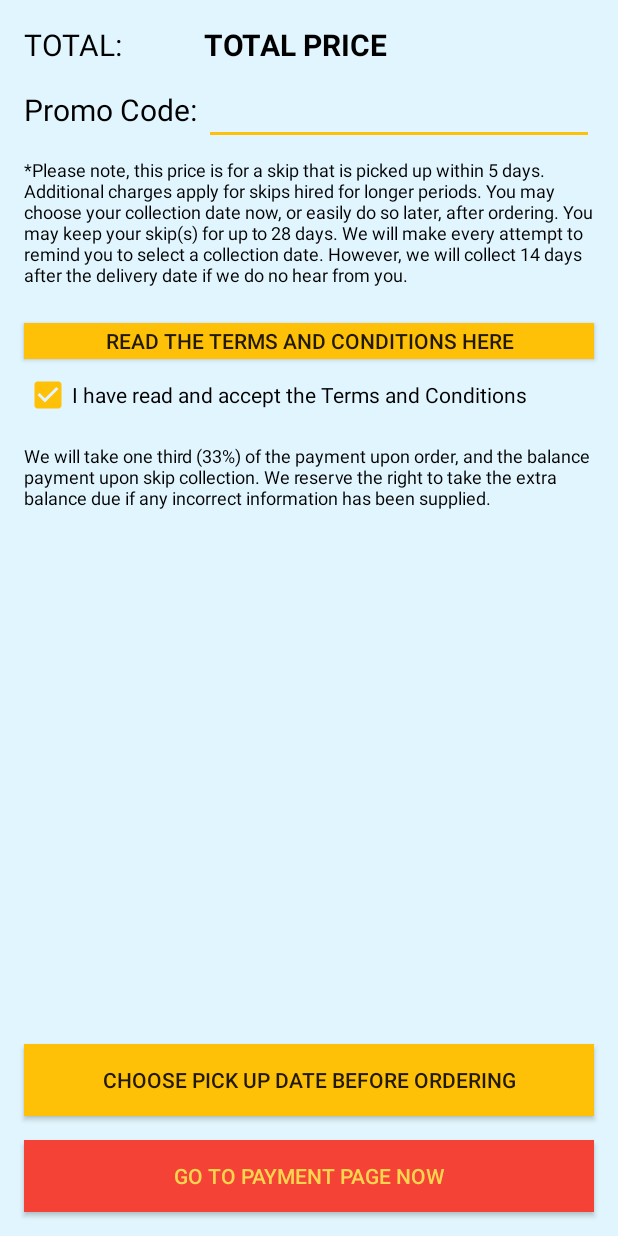
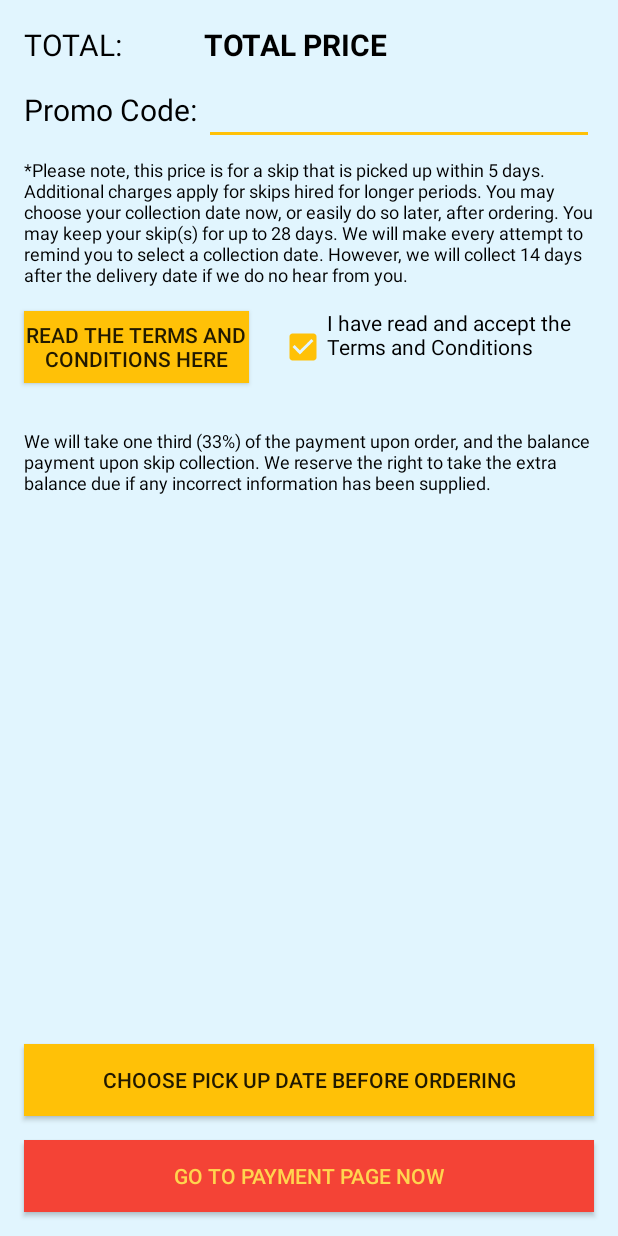
Before and after one commit to nati-m/debris, an Android app: the layout activity_hire_confirm_order.xml on its own in the app's theme, with its tools: preview values and no code run, on a phone screen of 412 x 824 dp. Run offline under Robolectric (Android 15) with nearby library versions, the phone set to English and light mode, and no system bars.

Commit message:
Added scrollviews to more pages, currently working on confirm order, centralised the focusScrollViewToBottom() function to Control

```diff
--- a/app/src/main/java/com/example/android/debris1_1/HireNonHazardousOrInertActivity.java
+++ b/app/src/main/java/com/example/android/debris1_1/HireNonHazardousOrInertActivity.java
@@ -10,6 +10,7 @@ import android.view.View;
 import android.widget.Button;
 import android.widget.CheckBox;
 import android.widget.LinearLayout;
+import android.widget.ScrollView;
 import android.widget.TextView;
 
 import com.firebase.ui.auth.AuthUI;
@@ -27,7 +28,7 @@ public class HireNonHazardousOrInertActivity extends AppCompatActivity {
     TextView whatWasOrdered;
     TextView wasteType;
     TextView subtotalTextView;
-
+    ScrollView scrollView;
     double subtotal;
 
     @Override
@@ -48,6 +49,7 @@ public class HireNonHazardousOrInertActivity extends AppCompatActivity {
         isInert = false;
         String message;
         String otherGeneralWaste;
+        scrollView = findViewById(R.id.scrollView_hire_non_hazardous);
 
         if(Control.CONTROL.getCurrentOrder().getSkipType() != Skip.DUMPY_BAG) {
             if (Control.CONTROL.getCurrentOrder().getNumberOfSkipsOrdered() > 1) {
@@ -79,6 +81,7 @@ public class HireNonHazardousOrInertActivity extends AppCompatActivity {
                 checkBoxOnlyInertItems.setChecked(false);
                 isInert = false;
                 workOutAndDisplaySubtotal();
+                Control.CONTROL.focusScrollViewToBottom(scrollView);
             }
         });
 
@@ -91,6 +94,7 @@ public class HireNonHazardousOrInertActivity extends AppCompatActivity {
                 checkBoxOnlyInertItems.setChecked(true);
                 isInert = true;
                 workOutAndDisplaySubtotal();
+                Control.CONTROL.focusScrollViewToBottom(scrollView);
             }
         });
 
--- a/app/src/main/res/layout/activity_hire_confirm_order.xml
+++ b/app/src/main/res/layout/activity_hire_confirm_order.xml
@@ -7,6 +7,8 @@
     tools:context=".HireConfirmOrderActivity"
     android:background="@color/background"
     android:orientation="vertical">
+
+
 
     <LinearLayout
         android:layout_width="match_parent"
@@ -52,6 +54,15 @@
 
     </LinearLayout>
 
+    <ScrollView
+        android:layout_width="match_parent"
+        android:layout_height="260dp">
+
+        <LinearLayout
+            android:layout_width="match_parent"
+            android:layout_height="match_parent"
+            android:orientation="vertical">
+
     <TextView
         android:layout_width="match_parent"
         android:layout_height="wrap_content"
@@ -64,34 +75,41 @@
 You may choose your collection date now, or easily do so later, after ordering. You may keep your skip(s) for up to 28 days.
 We will make every attempt to remind you to select a collection date. However, we will collect 14 days after the delivery date if we do no hear from you."/>
 
+    <LinearLayout
+        android:layout_width="match_parent"
+        android:layout_height="wrap_content">
+
         <Button
-        android:layout_width="match_parent"
-        android:layout_height="24dp"
+        android:layout_width="150dp"
+        android:layout_height="wrap_content"
         android:layout_marginLeft="16dp"
         android:layout_marginRight="16dp"
-        android:layout_marginTop="24dp"
+        android:layout_marginTop="16dp"
         android:background="@color/colorAccent"
         android:text="Read the terms and conditions here"/>
 
         <LinearLayout
             android:layout_height="wrap_content"
             android:layout_width="match_parent"
-        android:layout_marginLeft="16dp"
-        android:layout_marginTop="8dp">
+            android:layout_marginLeft="4dp">
 
             <CheckBox
                 android:id="@+id/terms_and_conditions_check_box_confirm_order"
                 android:layout_width="wrap_content"
                 android:layout_height="wrap_content"
+                android:layout_marginTop="24dp"
                 android:checked="true"/>
 
             <TextView
                 android:layout_width="wrap_content"
-            android:layout_height="wrap_content"
+                android:layout_height="70dp"
+                android:layout_marginTop="8dp"
                 android:textColor="@color/black"
                 android:text="I have read and accept the Terms and Conditions"/>
 
         </LinearLayout>
+    </LinearLayout>
+
 
     <TextView
         android:layout_width="match_parent"
@@ -102,6 +120,9 @@ We will make every attempt to remind you to select a collection date. However, w
         android:textColor="@color/black"
         android:textSize="12sp"
         android:text="We will take one third (33%) of the payment upon order, and the balance payment upon skip collection. We reserve the right to take the extra balance due if any incorrect information has been supplied."/>
+
+        </LinearLayout>
+    </ScrollView>
 
     <RelativeLayout
         android:layout_width="match_parent"
```
Also changed, not shown: app/src/main/java/com/example/android/debris1_1/Control.java (+19 -0 lines), app/src/main/java/com/example/android/debris1_1/HireHazardousActivity.java (+2 -15 lines), app/src/main/java/com/example/android/debris1_1/HireIsPermitRequired.java (+2 -21 lines), app/src/main/res/layout/activity_hire_non_hazardous_or_inert.xml (+15 -1 lines), app/src/main/res/layout/content_hire_review_order.xml (+19 -11 lines). Lines whose indentation alone changed are shown as unchanged.
